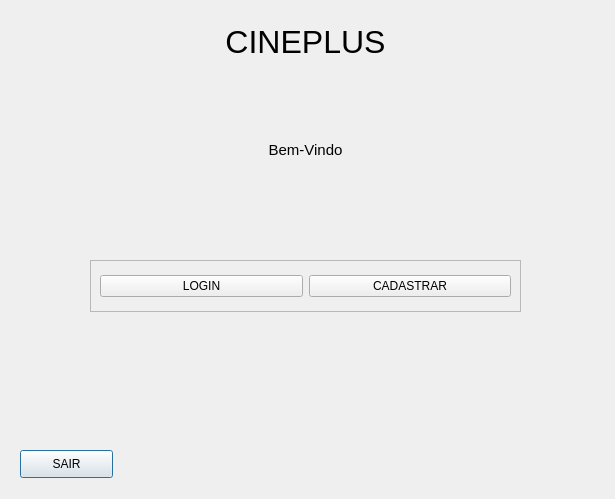
Josmateussilva0110/PROJETO_POO, file TELA_MAIN.ui: the form before one commit.
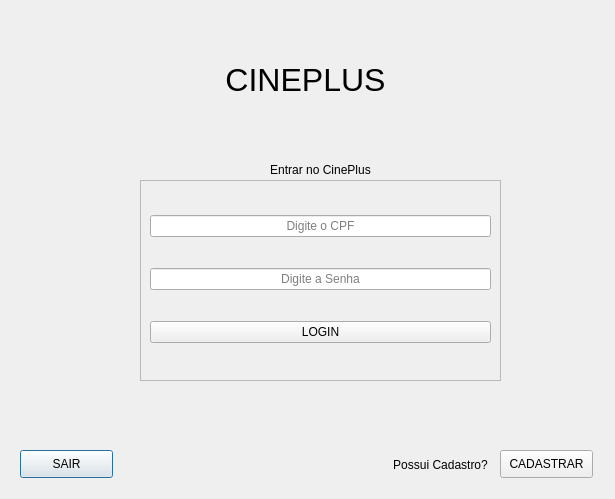
The form after the commit.

Commit message: Fiz oque o professor disse e adicionai uma nova tela em branco que precisa de funcionalidade, cineplus2.0, tela de inicio melhorada e atualizada

```diff
--- a/TELA_MAIN.ui
+++ b/TELA_MAIN.ui
@@ -16,10 +16,10 @@
   <widget class="QLabel" name="label">
    <property name="geometry">
     <rect>
-     <x>20</x>
-     <y>20</y>
-     <width>571</width>
-     <height>45</height>
+     <x>10</x>
+     <y>50</y>
+     <width>591</width>
+     <height>61</height>
     </rect>
    </property>
    <property name="minimumSize">
@@ -45,26 +45,39 @@
     <string>SAIR</string>
    </property>
   </widget>
-  <widget class="QLabel" name="label_2">
+  <widget class="QLabel" name="label_6">
    <property name="geometry">
     <rect>
-     <x>240</x>
-     <y>140</y>
-     <width>131</width>
-     <height>20</height>
+     <x>370</x>
+     <y>450</y>
+     <width>141</width>
+     <height>31</height>
     </rect>
    </property>
    <property name="text">
-    <string>&lt;html&gt;&lt;head/&gt;&lt;body&gt;&lt;p align=&quot;center&quot;&gt;&lt;span style=&quot; font-size:11pt;&quot;&gt;Bem-Vindo&lt;/span&gt;&lt;/p&gt;&lt;/body&gt;&lt;/html&gt;</string>
+    <string>&lt;html&gt;&lt;head/&gt;&lt;body&gt;&lt;p align=&quot;center&quot;&gt;&lt;span style=&quot; font-size:9pt;&quot;&gt;Possui Cadastro?&lt;/span&gt;&lt;/p&gt;&lt;/body&gt;&lt;/html&gt;</string>
+   </property>
+  </widget>
+  <widget class="QPushButton" name="pushButton_4">
+   <property name="geometry">
+    <rect>
+     <x>500</x>
+     <y>450</y>
+     <width>93</width>
+     <height>28</height>
+    </rect>
+   </property>
+   <property name="text">
+    <string>CADASTRAR</string>
    </property>
   </widget>
   <widget class="QFrame" name="frame">
    <property name="geometry">
     <rect>
-     <x>90</x>
-     <y>260</y>
-     <width>431</width>
-     <height>52</height>
+     <x>140</x>
+     <y>180</y>
+     <width>361</width>
+     <height>201</height>
     </rect>
    </property>
    <property name="frameShape">
@@ -73,22 +86,57 @@
    <property name="frameShadow">
     <enum>QFrame::Raised</enum>
    </property>
-   <layout class="QHBoxLayout" name="horizontalLayout">
+   <layout class="QVBoxLayout" name="verticalLayout">
     <item>
-     <widget class="QPushButton" name="pushButton_2">
+     <widget class="QLineEdit" name="lineEdit_2">
       <property name="text">
-       <string>LOGIN</string>
+       <string/>
+      </property>
+      <property name="alignment">
+       <set>Qt::AlignCenter</set>
+      </property>
+      <property name="placeholderText">
+       <string>Digite o CPF</string>
+      </property>
+     </widget>
+    </item>
+    <item>
+     <widget class="QLineEdit" name="lineEdit">
+      <property name="alignment">
+       <set>Qt::AlignCenter</set>
+      </property>
+      <property name="placeholderText">
+       <string>Digite a Senha</string>
       </property>
      </widget>
     </item>
     <item>
      <widget class="QPushButton" name="pushButton">
       <property name="text">
-       <string>CADASTRAR</string>
+       <string>LOGIN</string>
       </property>
      </widget>
     </item>
    </layout>
+   <zorder>lineEdit_2</zorder>
+   <zorder>pushButton</zorder>
+   <zorder>lineEdit</zorder>
+  </widget>
+  <widget class="QLabel" name="label_2">
+   <property name="geometry">
+    <rect>
+     <x>140</x>
+     <y>160</y>
+     <width>361</width>
+     <height>20</height>
+    </rect>
+   </property>
+   <property name="text">
+    <string>Entrar no CinePlus</string>
+   </property>
+   <property name="alignment">
+    <set>Qt::AlignCenter</set>
+   </property>
   </widget>
  </widget>
  <resources/>
```
The commit also changes 11 other files.
